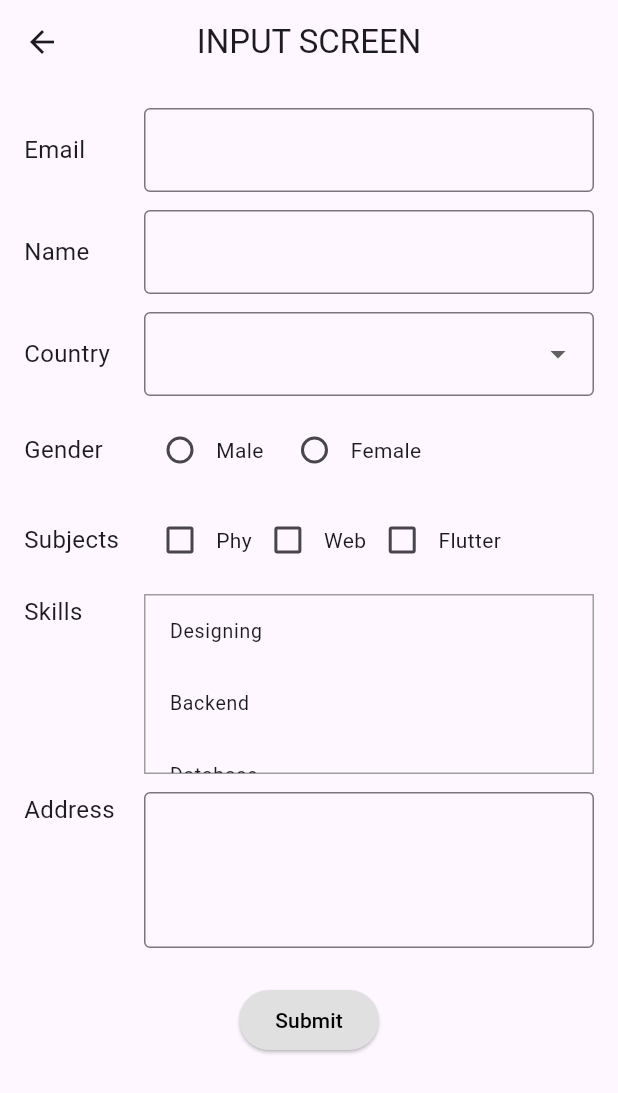
After one commit to saadmohammad-dev/flutter-navigation-mastery-labs, a Flutter app: the InputScreen screen opened by its route, on a phone screen of 412 x 824 dp. The commit adds this screen. Shown: the top 1093 px of the screen. Run offline on Flutter 3.47's test engine with Material 3 defaults, Android fonts, the phone set to English and light mode, and no system bars; network calls fail.

Commit message:
Assignment Complete Task 1 to 14

```diff
--- a/lib/main.dart
+++ b/lib/main.dart
@@ -1,4 +1,5 @@
 import 'package:flutter/material.dart';
+import 'package:mad_lab_assignment_2/task13_form/input_screen.dart';
 import 'package:mad_lab_assignment_2/task_1_to_6/task6_screens.dart';
 import 'package:mad_lab_assignment_2/task_7_ecom/task7_home.dart';
 import 'package:mad_lab_assignment_2/task_8_to_15/Task11DrawerScreen.dart';
@@ -50,7 +51,7 @@ class MyApp extends StatelessWidget {
         '/task10': (context) => const Task10_MainGroupControllerScreen(),
         '/task11': (context) => const Task11DrawerScreen(),
         '/task12': (context) => const Task12GroupedDrawersScreen(),
-        '/task13': (context) => const PlaceholderScreen(title: "Task 13"),
+        '/task13': (context) => const InputScreen(),
         '/task14': (context) => const Screen1(),
         '/task15': (context) => const PlaceholderScreen(title: "Task 15"),
 
--- /dev/null
+++ b/lib/task13_form/display_screen.dart
@@ -0,0 +1,78 @@
+import 'package:flutter/material.dart';
+
+class DisplayScreen extends StatelessWidget {
+  final String email;
+  final String name;
+  final String country;
+  final String gender;
+  final String subjects;
+  final String skills;
+  final String address;
+
+  // 📥 Constructor receives variables cleanly
+  const DisplayScreen({
+    super.key,
+    required this.email,
+    required this.name,
+    required this.country,
+    required this.gender,
+    required this.subjects,
+    required this.skills,
+    required this.address,
+  });
+
+  // Helper row widget to display key-value pairs exactly like the wireframe layout
+  Widget _buildDisplayRow(String label, String value) {
+    return Padding(
+      padding: const EdgeInsets.symmetric(vertical: 8.0),
+      child: Row(
+        crossAxisAlignment: CrossAxisAlignment.start,
+        children: [
+          SizedBox(
+            width: 100,
+            child: Text(label, style: const TextStyle(fontSize: 18, fontWeight: FontWeight.w500)),
+          ),
+          Expanded(
+            child: Text(value, style: const TextStyle(fontSize: 18)),
+          ),
+        ],
+      ),
+    );
+  }
+
+  @override
+  Widget build(BuildContext context) {
+    return Scaffold(
+      appBar: AppBar(title: const Text('DISPLAY SCREEN'), centerTitle: true),
+      body: Padding(
+        padding: const EdgeInsets.all(24.0),
+        child: Column(
+          crossAxisAlignment: CrossAxisAlignment.start,
+          children: [
+            _buildDisplayRow('Email', email),
+            _buildDisplayRow('Name', name),
+            _buildDisplayRow('Country', country),
+            _buildDisplayRow('Gender', gender),
+            _buildDisplayRow('Subjects', subjects),
+            _buildDisplayRow('Skills', skills),
+            _buildDisplayRow('Address', address),
+            const SizedBox(height: 40),
+
+            // 💾 Save Button matching the image schematic
+            Center(
+              child: ElevatedButton(
+                style: ElevatedButton.styleFrom(backgroundColor: Colors.grey.shade300, foregroundColor: Colors.black),
+                onPressed: () {
+                  ScaffoldMessenger.of(context).showSnackBar(
+                    const SnackBar(content: Text('Data Saved Successfully!')),
+                  );
+                },
+                child: const Text('Save'),
+              ),
+            ),
+          ],
+        ),
+      ),
+    );
+  }
+}
--- /dev/null
+++ b/lib/task13_form/input_screen.dart
@@ -0,0 +1,205 @@
+import 'package:flutter/material.dart';
+import 'display_screen.dart';
+
+class InputScreen extends StatefulWidget {
+  const InputScreen({super.key});
+
+  @override
+  State<InputScreen> createState() => _InputScreenState();
+}
+
+class _InputScreenState extends State<InputScreen> {
+  final TextEditingController _emailController = TextEditingController();
+  final TextEditingController _nameController = TextEditingController();
+  final TextEditingController _addressController = TextEditingController();
+
+  String? _selectedCountry;
+  final List<String> _countries = ['Pakistan', 'United States', 'United Kingdom', 'Canada'];
+
+  String? _selectedGender;
+
+  bool _isPhyChecked = false;
+  bool _iswebChecked = false;
+  bool _isAppChecked = false;
+
+  final List<String> _allSkills = ['Designing', 'Backend', 'Database', 'Frontend'];
+  final List<String> _selectedSkills = [];
+
+  @override
+  Widget build(BuildContext context) {
+    return Scaffold(
+      appBar: AppBar(title: const Text('INPUT SCREEN'), centerTitle: true),
+      body: SingleChildScrollView(
+        padding: const EdgeInsets.all(16.0),
+        child: Column(
+          crossAxisAlignment: CrossAxisAlignment.start,
+          children: [
+            Row(
+              children: [
+                const SizedBox(width: 80, child: Text('Email', style: TextStyle(fontSize: 16))),
+                Expanded(
+                  child: TextField(
+                    controller: _emailController,
+                    decoration: const InputDecoration(border: OutlineInputBorder()),
+                  ),
+                ),
+              ],
+            ),
+            const SizedBox(height: 12),
+
+            Row(
+              children: [
+                const SizedBox(width: 80, child: Text('Name', style: TextStyle(fontSize: 16))),
+                Expanded(
+                  child: TextField(
+                    controller: _nameController,
+                    decoration: const InputDecoration(border: OutlineInputBorder()),
+                  ),
+                ),
+              ],
+            ),
+            const SizedBox(height: 12),
+
+            Row(
+              children: [
+                const SizedBox(width: 80, child: Text('Country', style: TextStyle(fontSize: 16))),
+                Expanded(
+                  child: DropdownButtonFormField<String>(
+                    value: _selectedCountry,
+                    decoration: const InputDecoration(border: OutlineInputBorder()),
+                    items: _countries.map((country) {
+                      return DropdownMenuItem(value: country, child: Text(country));
+                    }).toList(),
+                    onChanged: (val) => setState(() => _selectedCountry = val),
+                  ),
+                ),
+              ],
+            ),
+            const SizedBox(height: 12),
+
+            Row(
+              children: [
+                const SizedBox(width: 80, child: Text('Gender', style: TextStyle(fontSize: 16))),
+                Radio<String>(
+                  value: 'Male',
+                  groupValue: _selectedGender,
+                  onChanged: (val) => setState(() => _selectedGender = val),
+                ),
+                const Text('Male'),
+
+                const SizedBox(width: 10),
+                Radio<String>(
+                  value: 'Female',
+                  groupValue: _selectedGender,
+                  onChanged: (val) => setState(() => _selectedGender = val),
+                ),
+                const Text('Female'),
+              ],
+            ),
+            const SizedBox(height: 12),
+
+            Row(
+              children: [
+                const SizedBox(width: 80, child: Text('Subjects', style: TextStyle(fontSize: 16))),
+                Checkbox(
+                  value: _isPhyChecked,
+                  onChanged: (val) => setState(() => _isPhyChecked = val ?? false),
+                ),
+                const Text('Phy'),
+                Checkbox(
+                  value: _iswebChecked,
+                  onChanged: (val) => setState(() => _iswebChecked = val ?? false),
+                ),
+                const Text('Web'),
+                Checkbox(
+                  value: _isAppChecked,
+                  onChanged: (val) => setState(() => _isAppChecked = val ?? false),
+                ),
+                const Text('Flutter'),
+              ],
+            ),
+            const SizedBox(height: 12),
+
+            Row(
+              crossAxisAlignment: CrossAxisAlignment.start,
+              children: [
+                const SizedBox(width: 80, child: Text('Skills', style: TextStyle(fontSize: 16))),
+                Expanded(
+                  child: Container(
+                    height: 120,
+                    decoration: BoxDecoration(border: Border.all(color: Colors.grey)),
+                    child: ListView(
+                      children: _allSkills.map((skill) {
+                        final isSelected = _selectedSkills.contains(skill);
+                        return ListTile(
+                          title: Text(skill),
+                          dense: true,
+                          trailing: isSelected ? const Icon(Icons.check, color: Colors.green) : null,
+                          onTap: () {
+                            setState(() {
+                              if (isSelected) {
+                                _selectedSkills.remove(skill);
+                              } else {
+                                _selectedSkills.add(skill);
+                              }
+                            });
+                          },
+                        );
+                      }).toList(),
+                    ),
+                  ),
+                ),
+              ],
+            ),
+            const SizedBox(height: 12),
+
+            Row(
+              crossAxisAlignment: CrossAxisAlignment.start,
+              children: [
+                const SizedBox(width: 80, child: Text('Address', style: TextStyle(fontSize: 16))),
+                Expanded(
+                  child: TextField(
+                    controller: _addressController,
+                    maxLines: 3,
+                    decoration: const InputDecoration(border: OutlineInputBorder()),
+                  ),
+                ),
+              ],
+            ),
+            const SizedBox(height: 24),
+
+            Center(
+              child: ElevatedButton(
+                style: ElevatedButton.styleFrom(backgroundColor: Colors.grey.shade300, foregroundColor: Colors.black),
+                onPressed: () {
+                  // Collect checked subjects into a tidy comma string
+                  List<String> dynamicSubjects = [];
+                  if (_isPhyChecked) dynamicSubjects.add('Phy');
+                  if (_iswebChecked) dynamicSubjects.add('Web');
+                  if (_isAppChecked) dynamicSubjects.add('Flutter');
+
+                  // Pass form data parameters to DisplayScreen
+                  Navigator.push(
+                    context,
+                    MaterialPageRoute(
+                      builder: (context) => DisplayScreen(
+                        email: _emailController.text,
+                        name: _nameController.text,
+                        country: _selectedCountry ?? '',
+                        gender: _selectedGender ?? '',
+                        subjects: dynamicSubjects.join(', '),
+                        skills: _selectedSkills.join(', '),
+                        address: _addressController.text,
+                      ),
+                    ),
+                  );
+                },
+                child: const Text('Submit'),
+              ),
+            ),
+          ],
+        ),
+      ),
+    );
+  }
+}
```
